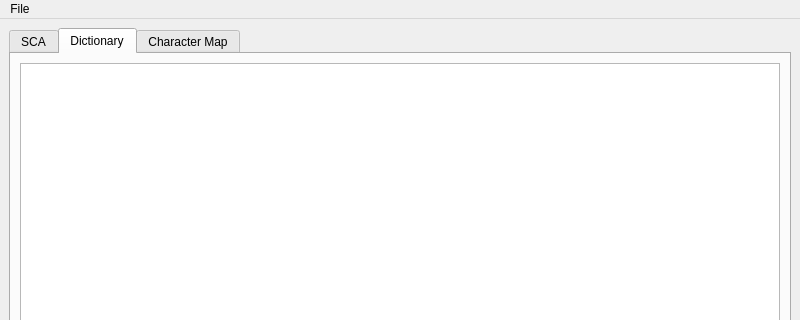
Sirraide/smyth, file ui/MainWindow.ui: the form before one commit; both pictures show x 0 to 800 and y 0 to 320 of the 800 by 600 pixel window.
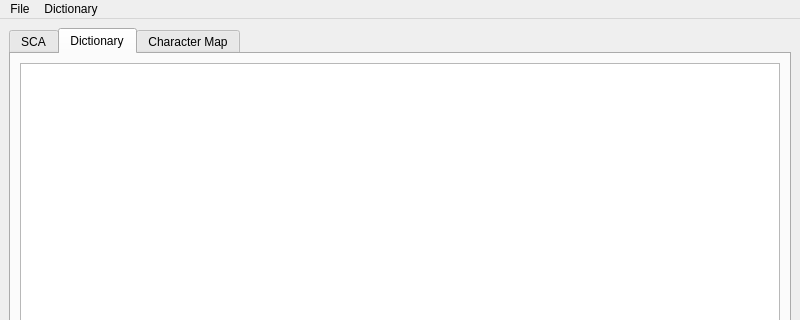
The form after the commit. Custom widgets are drawn as their Qt base class.

Commit message: [Dictionary] Set default font properly

```diff
--- a/ui/MainWindow.ui
+++ b/ui/MainWindow.ui
@@ -837,7 +837,16 @@
     <addaction name="action_settings"/>
     <addaction name="action_quit"/>
    </widget>
+   <widget class="QMenu" name="menuDictionary">
+    <property name="title">
+     <string>Dictionary</string>
+    </property>
+    <addaction name="action_export"/>
+    <addaction name="action_import"/>
+    <addaction name="action_import_and_replace"/>
+   </widget>
    <addaction name="file_menu"/>
+   <addaction name="menuDictionary"/>
   </widget>
   <widget class="QStatusBar" name="statusbar"/>
   <action name="action_open">
```
Left out of the diff: 72 changed lines with no effect on the pictures. The commit also changes 7 other files.
